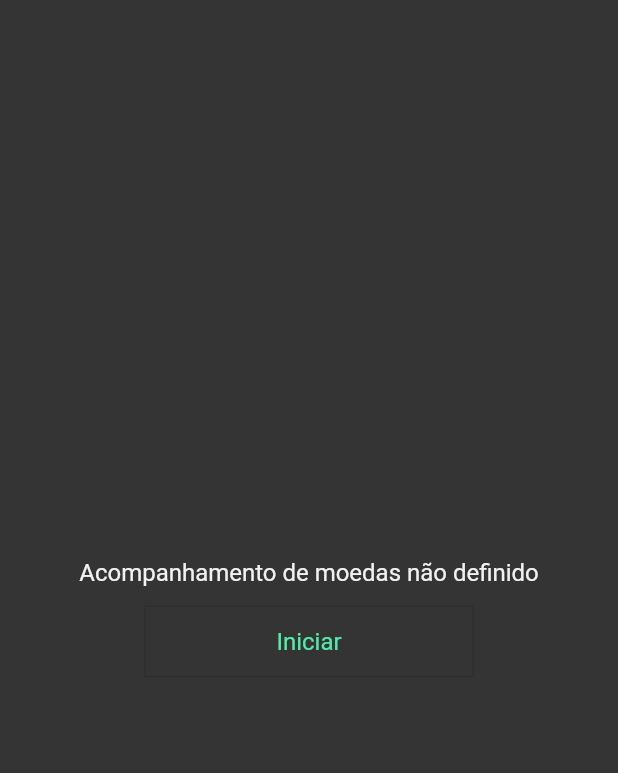
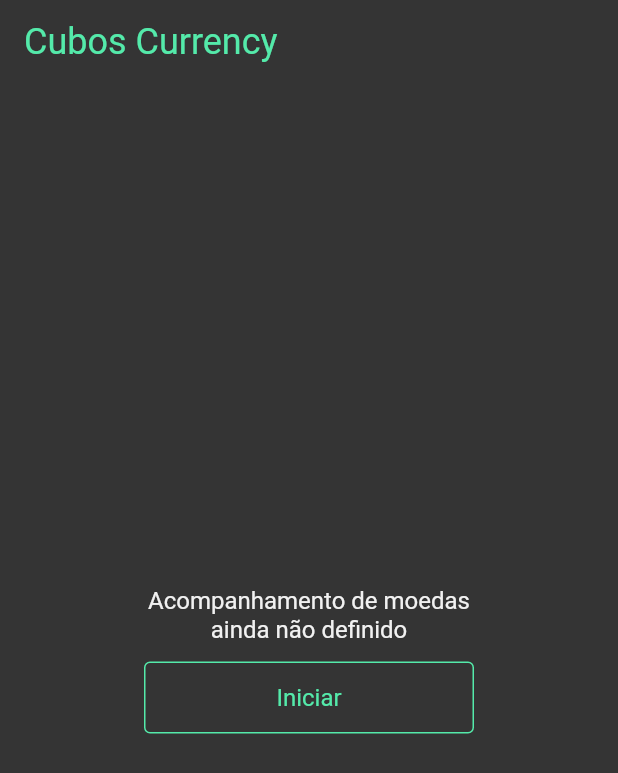
Before and after one commit to CiroDom/currency, a Flutter app: the screen it shows after launch, on a phone screen of 412 x 824 dp. Shown: the top 773 px of the screen. Run offline on Flutter 3.47's test engine with Material 2 defaults, Android fonts, the phone set to English and light mode, and no system bars; our stand-ins replace dio; Roboto replaces fonts that are missing (Poppins).

Commit message:
todos os componentes feitos (exceto os do histórico)

```diff
--- a/lib/app/ui/components/app_bars/no_title_app_bar.dart
+++ b/lib/app/ui/components/app_bars/no_title_app_bar.dart
@@ -1,7 +1,7 @@
 import 'package:cotadacao_moedas_app/res/our_colors.dart';
 import 'package:flutter/material.dart';
 
-class NoTitleAppBar extends StatelessWidget implements PreferredSizeWidget {
+class NoTitleAppBar extends StatelessWidget {
   const NoTitleAppBar({super.key, required this.buttonFunction});
 
   final VoidCallback buttonFunction;
@@ -9,6 +9,7 @@ class NoTitleAppBar extends StatelessWidget implements PreferredSizeWidget {
   @override
   Widget build(BuildContext context) {
     return AppBar(
+      automaticallyImplyLeading: false,
       backgroundColor: OurColors.body,
       elevation: 0.0,
       leading: IconButton(
@@ -20,7 +21,4 @@ class NoTitleAppBar extends StatelessWidget implements PreferredSizeWidget {
       ),
     );
   }
-
-  @override
-  Size get preferredSize => throw UnimplementedError();
 }
--- a/lib/app/ui/components/app_bars/title_app_bar.dart
+++ b/lib/app/ui/components/app_bars/title_app_bar.dart
@@ -12,6 +12,7 @@ class TitleAppBar extends StatelessWidget {
   @override
   Widget build(BuildContext context) {
     return AppBar(
+      automaticallyImplyLeading: false,
       backgroundColor: OurColors.body,
       elevation: 0.0,
       title: const Text(
--- a/lib/app/ui/components/buttons/button_outlined.dart
+++ b/lib/app/ui/components/buttons/button_outlined.dart
@@ -14,11 +14,11 @@ class ButtonOutlined extends StatelessWidget {
       height: 48,
       child: OutlinedButton(
         style: Styles.buttonOutlined,
+        onPressed: buttonFunction,
         child: const Text(
           Strings.btnBegin,
           style: Styles.textButtonOutlined,
         ),
-        onPressed: buttonFunction,
       ),
     );
   }
--- a/lib/app/ui/components/buttons/currency_button.dart
+++ b/lib/app/ui/components/buttons/currency_button.dart
@@ -34,7 +34,6 @@ class _CurrencyButtonState extends State<CurrencyButton> {
     }
 
     return SizedBox(
-      width: 328,
       height: 72,
       child: GestureDetector(
         onTap: widget.isResultThere ? null : select,
--- a/lib/app/ui/views/empty_view.dart
+++ b/lib/app/ui/views/empty_view.dart
@@ -1,6 +1,7 @@
 import 'package:cotadacao_moedas_app/app/ui/components/app_bars/title_app_bar.dart';
 import 'package:cotadacao_moedas_app/res/our_colors.dart';
 import 'package:cotadacao_moedas_app/res/styles.dart';
+import 'package:flutter/cupertino.dart';
 import 'package:flutter/material.dart';
 
 import '../../../res/strings.dart';
@@ -11,9 +12,17 @@ class EmptyView extends StatelessWidget {
 
   @override
   Widget build(BuildContext context) {
+
     return Scaffold(
       backgroundColor: OurColors.body,
-      appBar: const PreferredSize(preferredSize: Size(double.infinity, 0), child: const TitleAppBar(emptyView: false)),
+      appBar: AppBar(
+      backgroundColor: OurColors.body,
+      elevation: 0.0,
+      title: const Text(
+        Strings.appBarTitle,
+        style: Styles.titleAppBar,
+      ),
+    ),
       body: Row(
         mainAxisAlignment: MainAxisAlignment.center,
         children: [
--- a/lib/res/decorartions.dart
+++ b/lib/res/decorartions.dart
@@ -5,7 +5,7 @@ class Decorations {
   static final ourOutlinedBorder = BoxDecoration(
     border: Border.all(
       color: OurColors.primary,
-      width: 2,
+      width: 1,
     )
   );
 }
--- a/lib/res/strings.dart
+++ b/lib/res/strings.dart
@@ -2,7 +2,7 @@ class Strings {
   static const btnBegin = 'Iniciar';
   static const btnConc = 'Concluir';
 
-  static const emptyViewText = 'Acompanhamento de moedas não definido';
+  static const emptyViewText = 'Acompanhamento de moedas\nainda não definido';
 
   static const appBarTitle = 'Cubos Currency';
 
@@ -11,4 +11,12 @@ class Strings {
   static const gpb = 'Libra Esterlina';
   static const ars = 'Peso Argentino';
   static const jpy = 'Iene';
+
+  static const newExchangeHeader = 'Novo acompanhamento';
+  static const historicExchangeHeader = 'Histórico de preços';
+
+  static const textBase = 'Selecione uma moeda base para as\nconversões';
+  static const textTarget = 'Selecione as moedas a serem cotadas em';
+  static const textExchange = 'Confira os valores de compra referentes à moeda';
+  static const textHistoric = 'Fechamento dos valores de compra da\nmoeda ';
 }
--- a/lib/res/styles.dart
+++ b/lib/res/styles.dart
@@ -4,12 +4,13 @@ import 'package:flutter/material.dart';
 class Styles {
   static const buttonOutlined = ButtonStyle(
     elevation: MaterialStatePropertyAll(0.0),
-    shape: MaterialStatePropertyAll(RoundedRectangleBorder(
-      borderRadius: BorderRadius.all(Radius.zero),
-      side: BorderSide(
+    side: MaterialStatePropertyAll<BorderSide>(
+      BorderSide(
         color: OurColors.primary,
+        width: 1,
       ),
-    )),
+    ),
+    overlayColor: MaterialStatePropertyAll(OurColors.primary),
   );
 
   static const buttonFullOn = ButtonStyle(
@@ -57,4 +58,24 @@ class Styles {
       fontFamily: 'Poppins',
       fontSize: 16,
       fontWeight: FontWeight.w400);
+
+  static const header = TextStyle(
+      color: OurColors.primary,
+      fontFamily: 'Poppins',
+      fontSize: 20,
+      fontWeight: FontWeight.w400);
+
+  static const textNextHeader = TextStyle(
+    color: OurColors.text1,
+    fontFamily: 'Poppins',
+    fontSize: 14,
+    fontWeight: FontWeight.w400
+  );
+
+  static const textNextHeaderBold = TextStyle(
+    color: OurColors.text1,
+    fontFamily: 'Poppins',
+    fontSize: 14,
+    fontWeight: FontWeight.w700
+  );
 }
```
Also changed, not shown: lib/app/ui/components/headers_and_cia/header_historic.dart (added, +21 -0 lines), lib/app/ui/components/headers_and_cia/header_new_exchange.dart (added, +21 -0 lines), lib/app/ui/components/headers_and_cia/text_base.dart (added, +21 -0 lines), lib/app/ui/components/headers_and_cia/text_exchange.dart (added, +33 -0 lines), lib/app/ui/components/headers_and_cia/text_historic.dart (added, +37 -0 lines), lib/app/ui/components/headers_and_cia/text_target.dart (added, +33 -0 lines).
